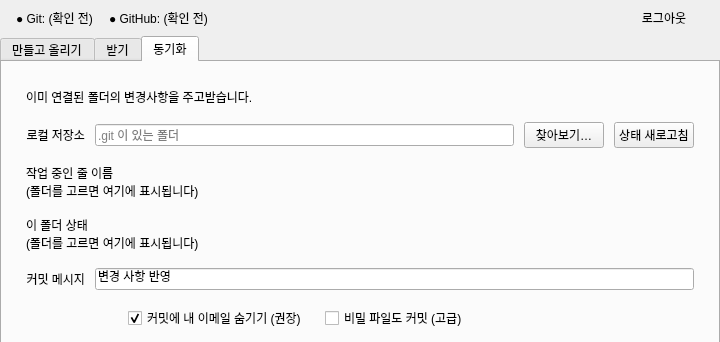
seongbin45/CloneUp, file ui/main_window.ui: the form before one commit; both pictures show x 0 to 720 and y 0 to 342 of the 720 by 592 pixel window.
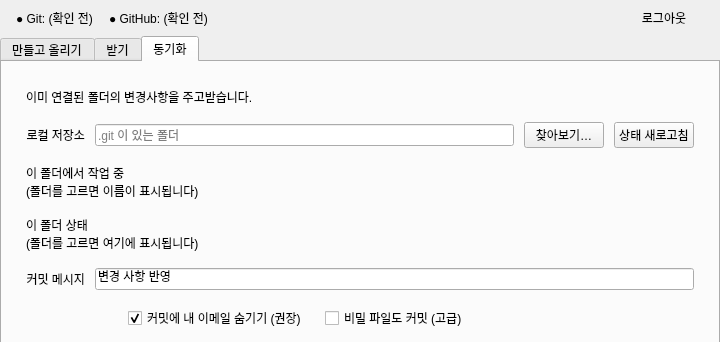
The form after the commit. The open tabs and pages were chosen to show the change.

Commit message: fix: clearer sync work-name copy without line metaphor

Diff of the .ui file:
```diff
--- a/ui/main_window.ui
+++ b/ui/main_window.ui
@@ -706,8 +706,8 @@
         <item>
          <widget class="QLabel" name="labelSyncBranch">
           <property name="text">
-           <string>작업 중인 줄 이름
-(폴더를 고르면 여기에 표시됩니다)</string>
+           <string>이 폴더에서 작업 중
+(폴더를 고르면 이름이 표시됩니다)</string>
           </property>
           <property name="wordWrap">
            <bool>true</bool>
```
Left out of the diff: 6 changed lines with no effect on the pictures. The commit also changes 1 other file.
